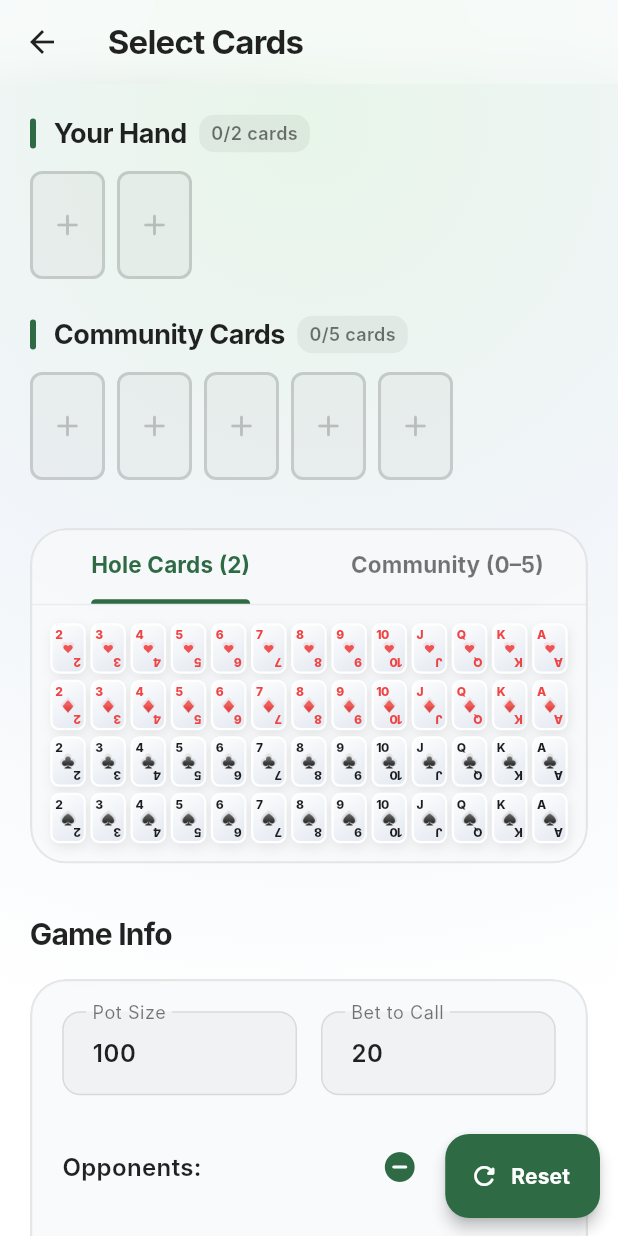
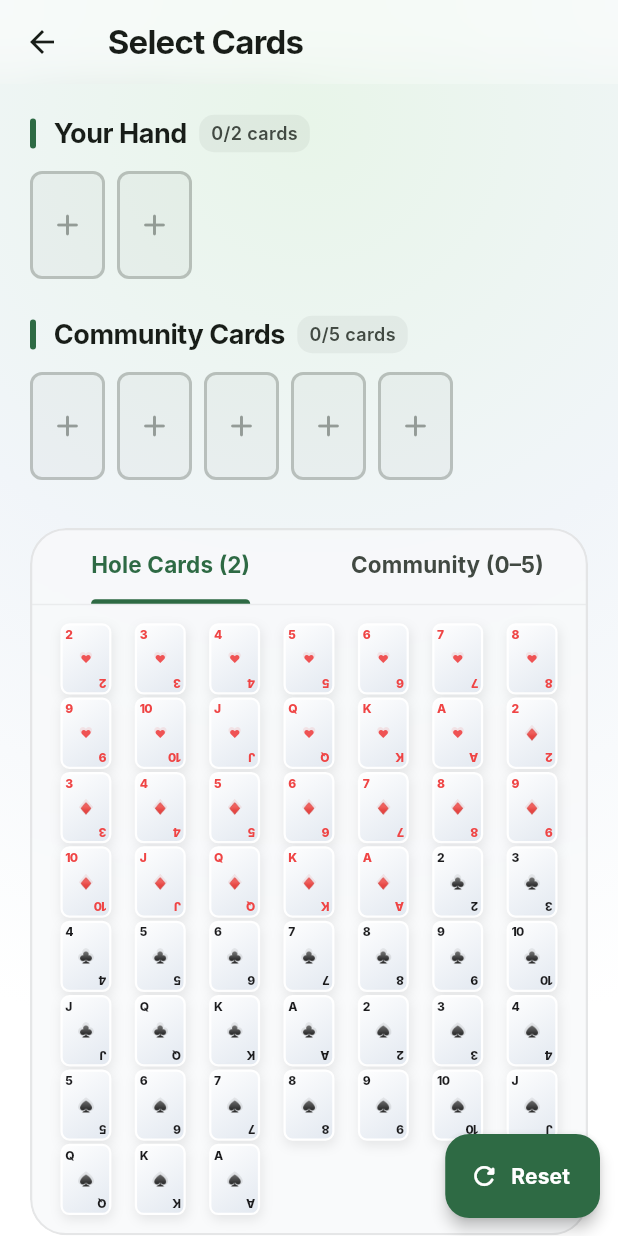
Before and after one commit to kvesen/PokerHandSuggester, a Flutter app: the screen it shows after launch, scrolled down 88 dp, after a tap on "Manual", on a phone screen of 412 x 824 dp. Run offline on Flutter 3.47's test engine with Material 3 defaults, Android fonts, the phone set to English and light mode, and no system bars; our stand-ins replace camera, image_picker, permission_handler, shared_preferences; missing offline and left inert: google_mlkit_text_recognition; Roboto replaces fonts that are missing (Inter).

```diff
--- a/lib/ui/screens/manual_input_screen.dart
+++ b/lib/ui/screens/manual_input_screen.dart
@@ -282,6 +282,7 @@ class _ManualInputScreenState extends State<ManualInputScreen>
           _streetTitle,
           style: const TextStyle(fontWeight: FontWeight.bold, letterSpacing: -0.5),
         ),
+        // Glassmorphism surface — intentionally differs between light/dark modes.
         backgroundColor: (isDark ? Colors.black : Colors.white).withOpacity(0.5),
         flexibleSpace: ClipRRect(
           child: BackdropFilter(
@@ -289,7 +290,7 @@ class _ManualInputScreenState extends State<ManualInputScreen>
             child: Container(color: Colors.transparent),
           ),
         ),
-        foregroundColor: isDark ? Colors.white : Colors.black87,
+        foregroundColor: theme.colorScheme.onSurface,
         elevation: 0,
         bottom: widget.lockHoleCards
             ? PreferredSize(
@@ -369,24 +370,20 @@ class _ManualInputScreenState extends State<ManualInputScreen>
             children: [
               _SectionHeader(
                   title: 'Your Hand',
-                  subtitle: '${_holeCards.length}/2 cards',
-                  isDark: isDark),
+                  subtitle: '${_holeCards.length}/2 cards'),
               const SizedBox(height: 12),
               _CardPreviewRow(
                   cards: _holeCards,
-                  emptySlots: kMaxHoleCards - _holeCards.length,
-                  isDark: isDark),
+                  emptySlots: kMaxHoleCards - _holeCards.length),
               const SizedBox(height: 24),
               _SectionHeader(
                 title: 'Community Cards',
                 subtitle: '${_communityCards.length}/5 cards',
-                isDark: isDark,
               ),
               const SizedBox(height: 12),
               _CardPreviewRow(
                 cards: _communityCards,
                 emptySlots: kMaxCommunityCards - _communityCards.length,
-                isDark: isDark,
               ),
               const SizedBox(height: 32),
               _buildCardSelectorBox(isDark),
@@ -401,7 +398,7 @@ class _ManualInputScreenState extends State<ManualInputScreen>
             children: [
               ..._buildGameInfoWidgets(isDark),
               const SizedBox(height: 32),
-              _buildCalculateButton(isDark),
+              _buildCalculateButton(),
               const SizedBox(height: 60), // Room for FAB
             ],
           ),
@@ -418,31 +415,27 @@ class _ManualInputScreenState extends State<ManualInputScreen>
       children: [
         _SectionHeader(
             title: 'Your Hand',
-            subtitle: '${_holeCards.length}/2 cards',
-            isDark: isDark),
+            subtitle: '${_holeCards.length}/2 cards'),
         const SizedBox(height: 12),
         _CardPreviewRow(
             cards: _holeCards,
-            emptySlots: kMaxHoleCards - _holeCards.length,
-            isDark: isDark),
+            emptySlots: kMaxHoleCards - _holeCards.length),
         const SizedBox(height: 24),
         _SectionHeader(
           title: 'Community Cards',
           subtitle: '${_communityCards.length}/5 cards',
-          isDark: isDark,
         ),
         const SizedBox(height: 12),
         _CardPreviewRow(
           cards: _communityCards,
           emptySlots: kMaxCommunityCards - _communityCards.length,
-          isDark: isDark,
         ),
         const SizedBox(height: 32),
         _buildCardSelectorBox(isDark),
         const SizedBox(height: 32),
         ..._buildGameInfoWidgets(isDark),
         const SizedBox(height: 40),
-        _buildCalculateButton(isDark),
+        _buildCalculateButton(),
         const SizedBox(height: 60), // Space for FAB
       ],
     );
@@ -456,9 +449,11 @@ class _ManualInputScreenState extends State<ManualInputScreen>
         filter: ImageFilter.blur(sigmaX: 15, sigmaY: 15),
         child: Container(
           decoration: BoxDecoration(
+            // Glassmorphism surface — intentionally differs between light/dark modes.
             color: theme.colorScheme.surface.withOpacity(isDark ? 0.3 : 0.8),
             borderRadius: BorderRadius.circular(24),
             border: Border.all(
+              // Glassmorphism surface — intentionally differs between light/dark modes.
               color: (isDark ? Colors.white : Colors.black).withOpacity(0.08),
               width: 1.5,
             ),
@@ -469,6 +464,7 @@ class _ManualInputScreenState extends State<ManualInputScreen>
                 decoration: BoxDecoration(
                   border: Border(
                     bottom: BorderSide(
+                      // Glassmorphism surface — intentionally differs between light/dark modes.
                       color: (isDark ? Colors.white : Colors.black).withOpacity(0.05),
                     ),
                   ),
@@ -476,7 +472,7 @@ class _ManualInputScreenState extends State<ManualInputScreen>
                 child: TabBar(
                   controller: _tabController,
                   labelColor: theme.colorScheme.primary,
-                  unselectedLabelColor: isDark ? Colors.white54 : Colors.black54,
+                  unselectedLabelColor: theme.colorScheme.onSurfaceVariant,
                   indicatorColor: theme.colorScheme.primary,
                   indicatorWeight: 3,
                   labelStyle: const TextStyle(fontWeight: FontWeight.bold, fontSize: 15),
@@ -534,7 +530,7 @@ class _ManualInputScreenState extends State<ManualInputScreen>
         style: TextStyle(
           fontSize: 20,
           fontWeight: FontWeight.bold,
-          color: isDark ? Colors.white : Colors.black87,
+          color: theme.colorScheme.onSurface,
           letterSpacing: -0.5,
         ),
       ),
@@ -546,9 +542,11 @@ class _ManualInputScreenState extends State<ManualInputScreen>
           child: Container(
             padding: const EdgeInsets.all(20),
             decoration: BoxDecoration(
+              // Glassmorphism surface — intentionally differs between light/dark modes.
               color: theme.colorScheme.surface.withOpacity(isDark ? 0.3 : 0.8),
               borderRadius: BorderRadius.circular(24),
               border: Border.all(
+                // Glassmorphism surface — intentionally differs between light/dark modes.
                 color: (isDark ? Colors.white : Colors.black).withOpacity(0.08),
                 width: 1.5,
               ),
@@ -563,7 +561,6 @@ class _ManualInputScreenState extends State<ManualInputScreen>
                         label: 'Pot Size',
                         hint: '100',
                         mustBePositive: true,
-                        isDark: isDark,
                       ),
                     ),
                     const SizedBox(width: 16),
@@ -572,7 +569,6 @@ class _ManualInputScreenState extends State<ManualInputScreen>
                         controller: _betController,
                         label: 'Bet to Call',
                         hint: '20',
-                        isDark: isDark,
                       ),
                     ),
                   ],
@@ -584,7 +580,7 @@ class _ManualInputScreenState extends State<ManualInputScreen>
                         style: TextStyle(
                             fontSize: 16,
                             fontWeight: FontWeight.w600,
-                            color: isDark ? Colors.white70 : Colors.black87)),
+                            color: theme.colorScheme.onSurface)),
                     const Spacer(),
                     IconButton(
                       icon: Icon(
@@ -611,7 +607,7 @@ class _ManualInputScreenState extends State<ManualInputScreen>
                         style: TextStyle(
                           fontSize: 22,
                           fontWeight: FontWeight.bold,
-                          color: isDark ? Colors.white : theme.colorScheme.primary,
+                          color: theme.colorScheme.primary,
                         ),
                       ),
                     ),
@@ -636,7 +632,7 @@ class _ManualInputScreenState extends State<ManualInputScreen>
                       style: TextStyle(
                           fontSize: 15,
                           fontWeight: FontWeight.w600,
-                          color: isDark ? Colors.white : Colors.black87),
+                          color: theme.colorScheme.onSurface),
                     ),
                     subtitle: Text(
                       _buildPositionSubtitle(),
@@ -644,7 +640,7 @@ class _ManualInputScreenState extends State<ManualInputScreen>
                         fontSize: 12,
                         color: (_heroPosition != null || _villainPositions.isNotEmpty)
                             ? theme.colorScheme.primary
-                            : (isDark ? Colors.white54 : Colors.black54),
+                            : theme.colorScheme.onSurfaceVariant,
                       ),
                     ),
                     children: [
@@ -655,7 +651,7 @@ class _ManualInputScreenState extends State<ManualInputScreen>
                           'Tap other seats to mark opponents (red).',
                           style: TextStyle(
                               fontSize: 12,
-                              color: isDark ? Colors.white54 : Colors.black54,
+                              color: theme.colorScheme.onSurfaceVariant,
                               height: 1.4),
                           textAlign: TextAlign.center,
                         ),
@@ -682,7 +678,7 @@ class _ManualInputScreenState extends State<ManualInputScreen>
     ];
   }
 
-  Widget _buildCalculateButton(bool isDark) {
+  Widget _buildCalculateButton() {
     return Container(
       decoration: BoxDecoration(
         borderRadius: BorderRadius.circular(16),
@@ -733,21 +729,21 @@ class _ManualInputScreenState extends State<ManualInputScreen>
 // ---------------------------------------------------------------------------
 
 class _SectionHeader extends StatelessWidget {
-  const _SectionHeader({required this.title, required this.subtitle, required this.isDark});
+  const _SectionHeader({required this.title, required this.subtitle});
 
   final String title;
   final String subtitle;
-  final bool isDark;
 
   @override
   Widget build(BuildContext context) {
+    final theme = Theme.of(context);
     return Row(
       children: [
         Container(
           width: 4,
           height: 20,
           decoration: BoxDecoration(
-            color: Theme.of(context).colorScheme.primary,
+            color: theme.colorScheme.primary,
             borderRadius: BorderRadius.circular(2),
           ),
         ),
@@ -757,7 +753,7 @@ class _SectionHeader extends StatelessWidget {
           style: TextStyle(
             fontSize: 18,
             fontWeight: FontWeight.bold,
-            color: isDark ? Colors.white : Colors.black87,
+            color: theme.colorScheme.onSurface,
             letterSpacing: -0.3,
           ),
         ),
@@ -765,13 +761,13 @@ class _SectionHeader extends StatelessWidget {
         Container(
           padding: const EdgeInsets.symmetric(horizontal: 8, vertical: 4),
           decoration: BoxDecoration(
-            color: (isDark ? Colors.white : Colors.black).withOpacity(0.05),
+            color: theme.colorScheme.onSurface.withOpacity(0.05),
             borderRadius: BorderRadius.circular(10),
           ),
           child: Text(
             subtitle,
             style: TextStyle(
-              color: isDark ? Colors.white60 : Colors.black54,
+              color: theme.colorScheme.onSurfaceVariant,
               fontSize: 12,
               fontWeight: FontWeight.w600,
             ),
@@ -783,14 +779,14 @@ class _SectionHeader extends StatelessWidget {
 }
 
 class _CardPreviewRow extends StatelessWidget {
-  const _CardPreviewRow({required this.cards, required this.emptySlots, required this.isDark});
+  const _CardPreviewRow({required this.cards, required this.emptySlots});
 
   final List<PokerCard> cards;
   final int emptySlots;
-  final bool isDark;
 
   @override
   Widget build(BuildContext context) {
+    final theme = Theme.of(context);
     return SingleChildScrollView(
       scrollDirection: Axis.horizontal,
       physics: const BouncingScrollPhysics(),
@@ -811,16 +807,16 @@ class _CardPreviewRow extends StatelessWidget {
                 height: 72,
                 decoration: BoxDecoration(
                   border: Border.all(
-                    color: (isDark ? Colors.white : Colors.black).withOpacity(0.15),
+                    color: theme.colorScheme.outline.withOpacity(0.4),
                     width: 2,
                     style: BorderStyle.solid,
                   ),
                   borderRadius: BorderRadius.circular(8),
-                  color: (isDark ? Colors.white : Colors.black).withOpacity(0.03),
+                  color: theme.colorScheme.onSurface.withOpacity(0.03),
                 ),
                 child: Icon(
                   Icons.add_rounded,
-                  color: (isDark ? Colors.white : Colors.black).withOpacity(0.2),
+                  color: theme.colorScheme.onSurfaceVariant.withOpacity(0.5),
                   size: 24,
                 ),
               ),
@@ -837,7 +833,6 @@ class _NumericField extends StatelessWidget {
     required this.controller,
     required this.label,
     required this.hint,
-    required this.isDark,
     this.minValue = 0,
     this.mustBePositive = false,
   });
@@ -845,19 +840,19 @@ class _NumericField extends StatelessWidget {
   final TextEditingController controller;
   final String label;
   final String hint;
-  final bool isDark;
   final double minValue;
   final bool mustBePositive;
 
   @override
   Widget build(BuildContext context) {
+    final theme = Theme.of(context);
     return TextFormField(
       controller: controller,
       keyboardType: const TextInputType.numberWithOptions(decimal: true),
       style: TextStyle(
         fontSize: 16,
         fontWeight: FontWeight.w600,
-        color: isDark ? Colors.white : Colors.black87,
+        color: theme.colorScheme.onSurface,
       ),
       inputFormatters: [
         FilteringTextInputFormatter.allow(RegExp(r'[0-9.]')),
@@ -865,20 +860,21 @@ class _NumericField extends StatelessWidget {
       decoration: InputDecoration(
         labelText: label,
         hintText: hint,
-        labelStyle: TextStyle(color: isDark ? Colors.white60 : Colors.black54),
-        hintStyle: TextStyle(color: isDark ? Colors.white30 : Colors.black26),
+        labelStyle: TextStyle(color: theme.colorScheme.onSurfaceVariant),
+        hintStyle:
+            TextStyle(color: theme.colorScheme.onSurfaceVariant.withOpacity(0.5)),
         filled: true,
-        fillColor: (isDark ? Colors.white : Colors.black).withOpacity(0.03),
+        fillColor: theme.colorScheme.onSurface.withOpacity(0.03),
         enabledBorder: OutlineInputBorder(
           borderRadius: BorderRadius.circular(12),
           borderSide: BorderSide(
-            color: (isDark ? Colors.white : Colors.black).withOpacity(0.1),
+            color: theme.colorScheme.outline.withOpacity(0.5),
           ),
         ),
         focusedBorder: OutlineInputBorder(
           borderRadius: BorderRadius.circular(12),
           borderSide: BorderSide(
-            color: Theme.of(context).colorScheme.primary,
+            color: theme.colorScheme.primary,
             width: 2,
           ),
         ),
--- a/lib/ui/widgets/card_selector.dart
+++ b/lib/ui/widgets/card_selector.dart
@@ -32,20 +32,22 @@ class CardSelector extends StatelessWidget {
 
     return LayoutBuilder(
       builder: (context, constraints) {
-        // Dynamically adjust spacing for tablet/desktop vs mobile
-        final isWide = constraints.maxWidth > 600;
-        final crossAxisSpacing = isWide ? 6.0 : 3.0;
-        final mainAxisSpacing = isWide ? 6.0 : 4.0;
+        // Dynamic column count: clamp between 4 (one per suit, readable on
+        // very narrow screens) and 13 (one per rank, full-deck layout on wide
+        // screens). Each cell is ≥ 44 dp wide to meet the 48 dp touch-target
+        // recommendation with a small margin for spacing.
+        final int crossCount =
+            (constraints.maxWidth / 44).floor().clamp(4, 13);
 
         return GridView.builder(
           shrinkWrap: true,
           padding: EdgeInsets.zero,
           physics: const NeverScrollableScrollPhysics(),
           gridDelegate: SliverGridDelegateWithFixedCrossAxisCount(
-            crossAxisCount: 13,
-            childAspectRatio: 48 / 68,
-            crossAxisSpacing: crossAxisSpacing,
-            mainAxisSpacing: mainAxisSpacing,
+            crossAxisCount: crossCount,
+            childAspectRatio: 1.0,
+            crossAxisSpacing: 2.0,
+            mainAxisSpacing: 2.0,
           ),
           itemCount: deck.length,
           itemBuilder: (context, index) {
@@ -54,11 +56,19 @@ class CardSelector extends StatelessWidget {
             final isDisabled = disabledCards.contains(card) ||
                 (!isSelected && selectedCards.length >= maxSelectable);
 
-            // Using Animated widgets gives the selector a premium, fluid feel
-            return AnimatedOpacity(
-              duration: const Duration(milliseconds: 250),
+            // Stagger the entry animation by varying duration per card index,
+            // so cards animate in sequentially rather than all at once.
+            return SizedBox(
+              width: 48,
+              height: 48,
+              child: Center(
+                child: TweenAnimationBuilder<double>(
+                  tween: Tween(begin: 0.0, end: isDisabled ? 0.2 : 1.0),
+                  duration:
+                      Duration(milliseconds: 250 + (index * 8).clamp(0, 200)),
                   curve: Curves.easeOutCubic,
-              opacity: isDisabled ? 0.2 : 1.0,
+                  builder: (context, opacity, child) =>
+                      Opacity(opacity: opacity, child: child),
                   child: AnimatedScale(
                     duration: const Duration(milliseconds: 200),
                     curve: Curves.easeOutBack,
@@ -70,6 +80,8 @@ class CardSelector extends StatelessWidget {
                       onTap: isDisabled ? null : () => onCardToggled(card),
                     ),
                   ),
+                ),
+              ),
             );
           },
         );
--- a/lib/ui/widgets/card_widget.dart
+++ b/lib/ui/widgets/card_widget.dart
@@ -68,7 +68,7 @@ class CardWidget extends StatelessWidget {
               )
             else
               BoxShadow(
-                color: Colors.black.withOpacity(isDark ? 0.3 : 0.08),
+                color: theme.shadowColor.withOpacity(isDark ? 0.3 : 0.08),
                 blurRadius: 6,
                 offset: const Offset(1, 3),
               ),
```
Lines whose indentation alone changed are shown as unchanged.
